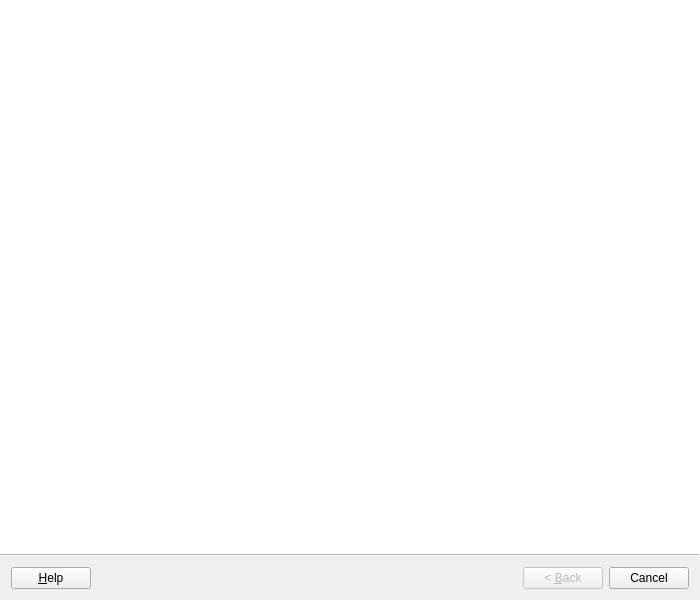
This is standastigwizard.ui in githubdoe/DFTFringe as Qt 5 draws it before an edit. The edited form follows.
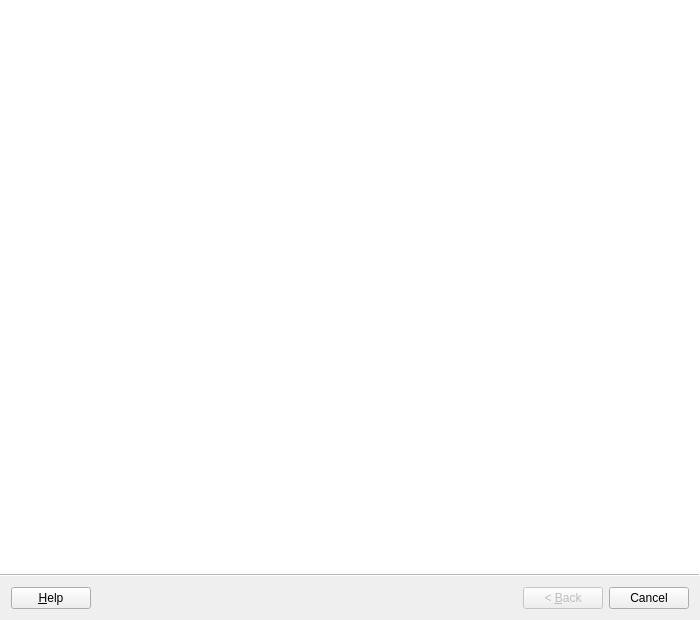
This is the edited form.

Commit message: Made test stand astig removal window a little taller

Diff of the .ui file:
```diff
--- a/standastigwizard.ui
+++ b/standastigwizard.ui
@@ -7,7 +7,7 @@
     <x>0</x>
     <y>0</y>
     <width>700</width>
-    <height>600</height>
+    <height>620</height>
    </rect>
   </property>
   <property name="sizePolicy">
@@ -19,7 +19,7 @@
   <property name="minimumSize">
    <size>
     <width>700</width>
-    <height>400</height>
+    <height>620</height>
    </size>
   </property>
   <property name="maximumSize">
```
The commit also changes 1 other file.
